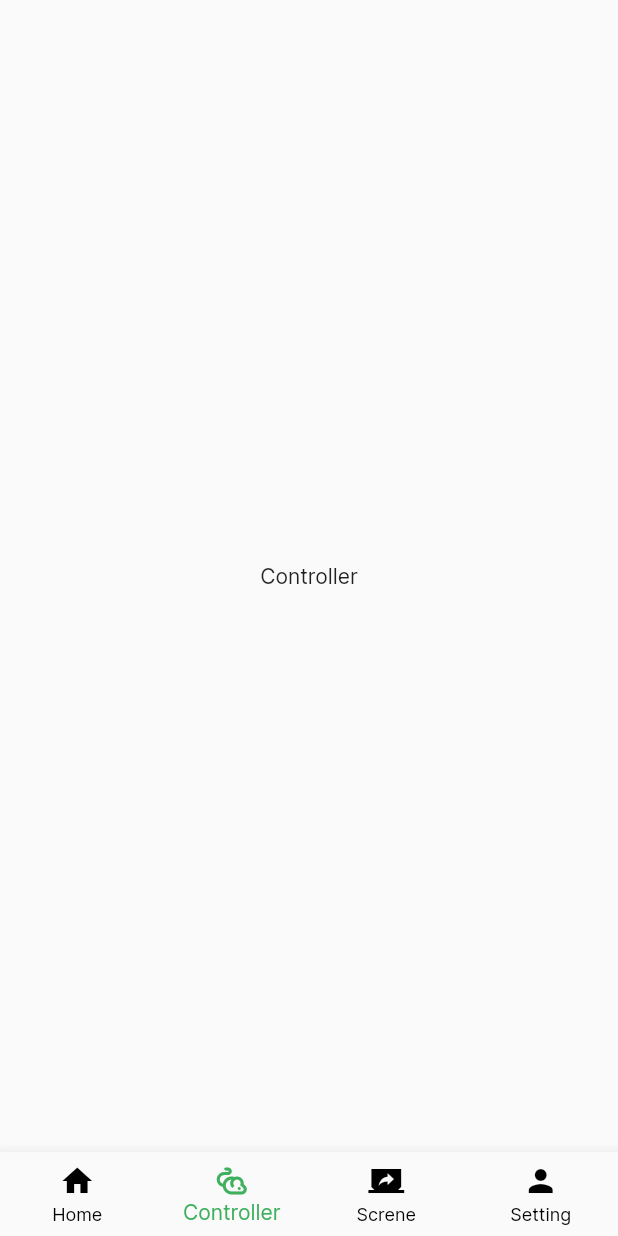
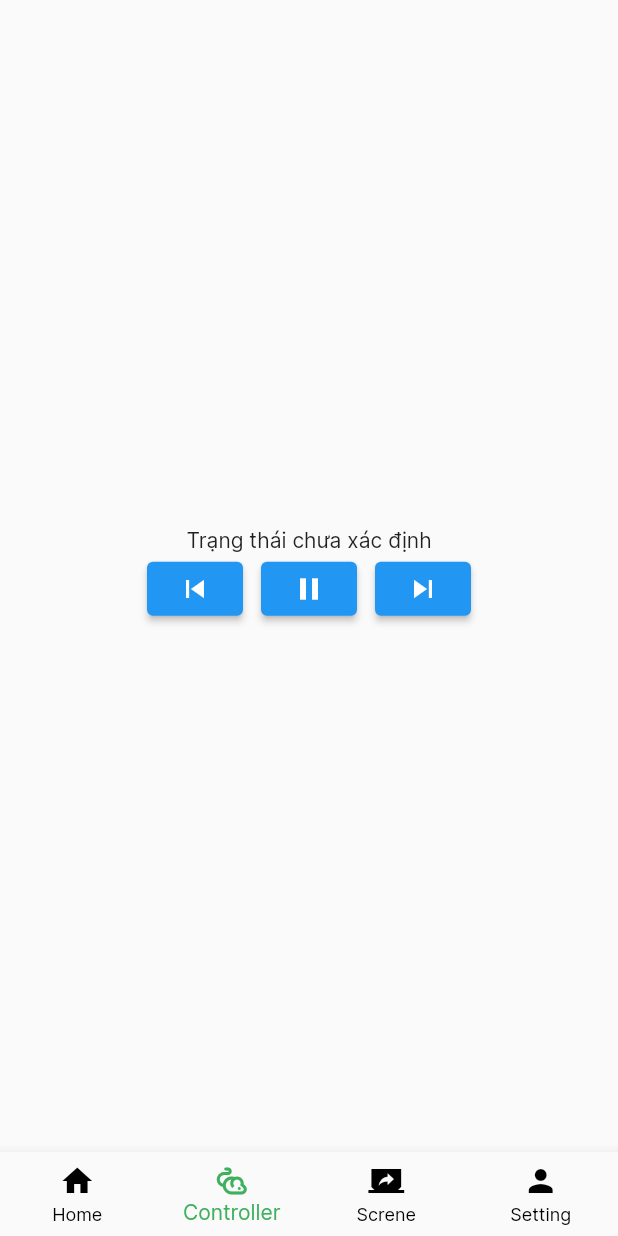
Before and after one commit to HieutvHms/bytech, a Flutter app: the screen it shows after launch, item 2 of the bottom bar chosen, on a phone screen of 412 x 824 dp. Run offline on Flutter 3.47's test engine with Material 2 defaults, Android fonts, the phone set to English and light mode, and no system bars; our stand-ins replace flutter_blue_plus, rxdart.

Commit message:
Convert raw data from BLE,Display status of motor

```diff
--- /dev/null
+++ b/lib/const/enum.dart
@@ -0,0 +1,10 @@
+// ignore_for_file: constant_identifier_names
+
+enum BLEStatus {
+  INITIAL,
+  CONNECTING,
+  CONNECTED,
+  DISCONNECTED,
+  ERROR,
+  ERROR_NO_DEVICES,
+}
--- /dev/null
+++ b/lib/models/status_of_motor.dart
@@ -0,0 +1,33 @@
+// ignore_for_file: constant_identifier_names
+
+enum StatusOfMotorEnum {
+  STOP_STATUS,
+  MOVE_IN_STATUS,
+  MOVE_OUT_STATUS,
+  IS_MOVING_STATUS,
+  STUCK_STATUS,
+}
+
+class MotorStatus {
+  final int status;
+  final int position;
+
+  MotorStatus({
+    required this.status,
+    required this.position,
+  });
+
+  String getStatus() {
+    if (status == StatusOfMotorEnum.STOP_STATUS.index) {
+      return "Động cơ đang dừng lại";
+    } else if (status == StatusOfMotorEnum.MOVE_IN_STATUS.index) {
+      return "Động cơ đang đi vào";
+    } else if (status == StatusOfMotorEnum.MOVE_OUT_STATUS.index) {
+      return "Động cơ đang  đi ra";
+    } else if (status == StatusOfMotorEnum.STUCK_STATUS.index) {
+      return "Động cơ đang bị kẹt";
+    } else {
+      return "Trạng thái chưa xác định";
+    }
+  }
+}
--- a/lib/screens/controller/controller_screen.dart
+++ b/lib/screens/controller/controller_screen.dart
@@ -1,12 +1,46 @@
 import 'package:flutter/material.dart';
+import 'package:provider/provider.dart';
+import 'package:reintechnik/providers/ble_provider.dart';
 
 class ControllerScreen extends StatelessWidget {
   const ControllerScreen({super.key});
 
   @override
   Widget build(BuildContext context) {
-    return const Scaffold(
-      body: Center(child: Text("Controller")),
+    return Scaffold(
+      body: StreamBuilder(
+        stream: Provider.of<BLEProvider>(context).motorStatus,
+        builder: (context, snapshot) {
+          return Column(
+            mainAxisAlignment: MainAxisAlignment.center,
+            children: [
+              Center(
+                child: Text(
+                    snapshot.data?.getStatus() ?? 'Trạng thái chưa xác định'),
+              ),
+              Row(
+                mainAxisAlignment: MainAxisAlignment.center,
+                children: [
+                  ElevatedButton(
+                    onPressed: () {},
+                    child: const Icon(Icons.skip_previous),
+                  ),
+                  const SizedBox(width: 12),
+                  ElevatedButton(
+                    onPressed: () {},
+                    child: const Icon(Icons.pause),
+                  ),
+                  const SizedBox(width: 12),
+                  ElevatedButton(
+                    onPressed: () {},
+                    child: const Icon(Icons.skip_next),
+                  ),
+                ],
+              )
+            ],
+          );
+        },
+      ),
     );
   }
 }
--- a/lib/service/ble_service.dart
+++ b/lib/service/ble_service.dart
@@ -45,6 +45,8 @@ class BLEService {
     try {
       final service = services
           .firstWhere((element) => element.uuid.toString() == SERVICE_UUID);
+      await service.characteristics[1].setNotifyValue(true);
+
       return service.characteristics[1];
     } catch (e) {
       debugPrint(e.toString());
```
Also changed, not shown: lib/const/values.dart (+1 -18 lines), lib/providers/ble_provider.dart (+44 -14 lines), lib/screens/home/home_screen.dart (+37 -20 lines), lib/screens/home/widgets/device_listview.dart (added, +28 -0 lines).
